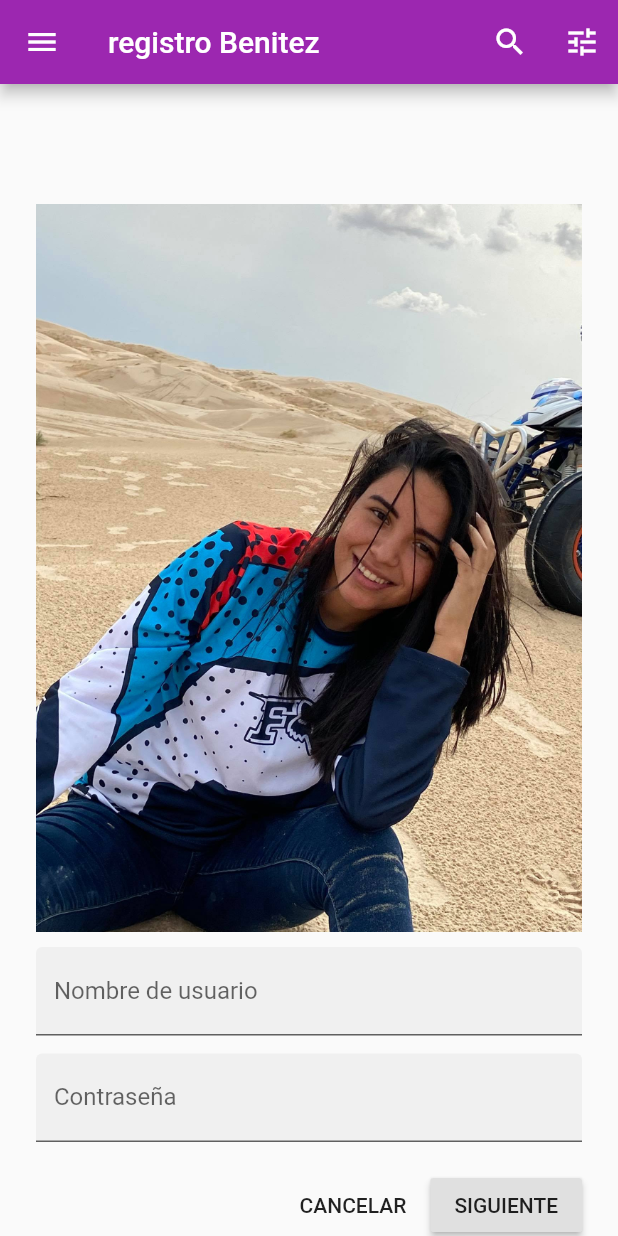
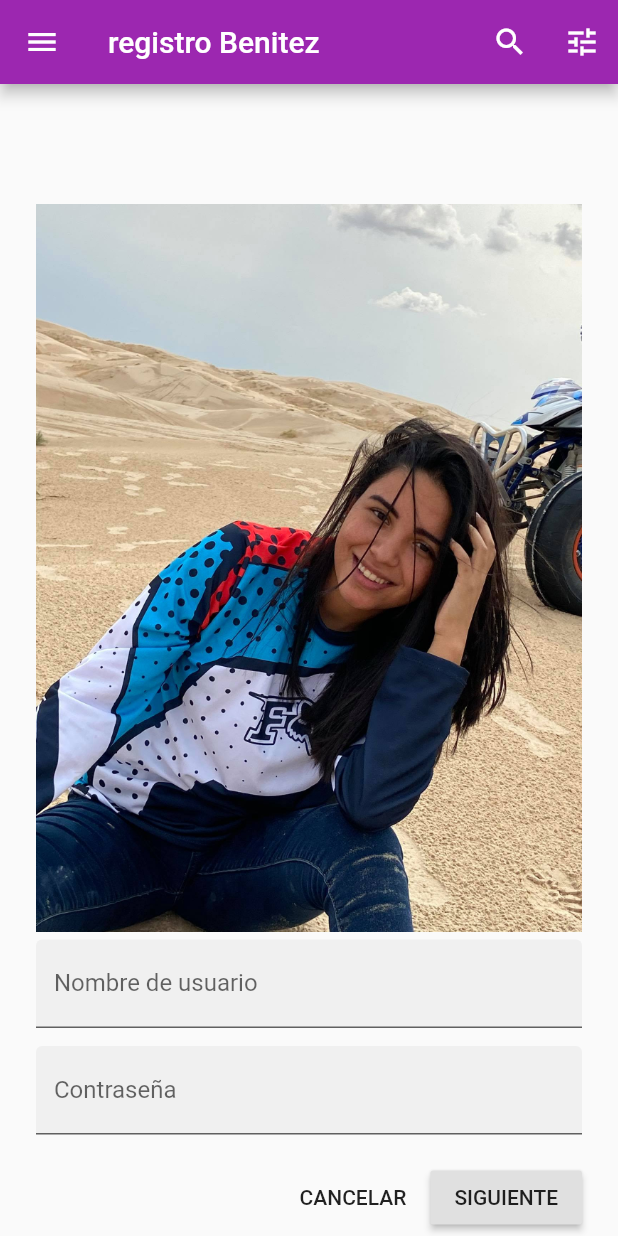
Before and after one commit to gabrielaportillo/loginSencillo, a Flutter app: the screen it shows after launch, on a phone screen of 412 x 824 dp. Run offline on Flutter 3.47's test engine with Material 2 defaults, Android fonts, the phone set to English and light mode, and no system bars.

```diff
--- a/lib/main.dart
+++ b/lib/main.dart
@@ -78,7 +78,7 @@ class _IngresoSistemaState extends State<IngresoSistema> {
           Column(
             children: <Widget>[
               Image.asset('assets/yo.jpg'),
-              SizedBox(height: 10.0),
+              SizedBox(height: 5.0),
             ],
           ), //fin de column
           if (!acceso)
```
Also changed, not shown: 1 other file.
